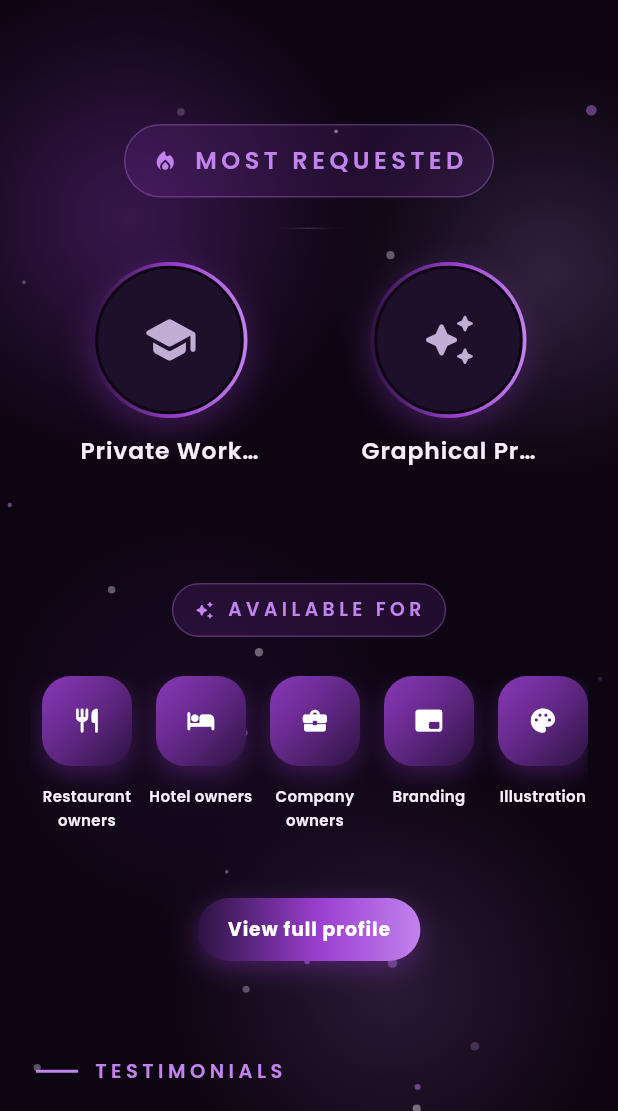
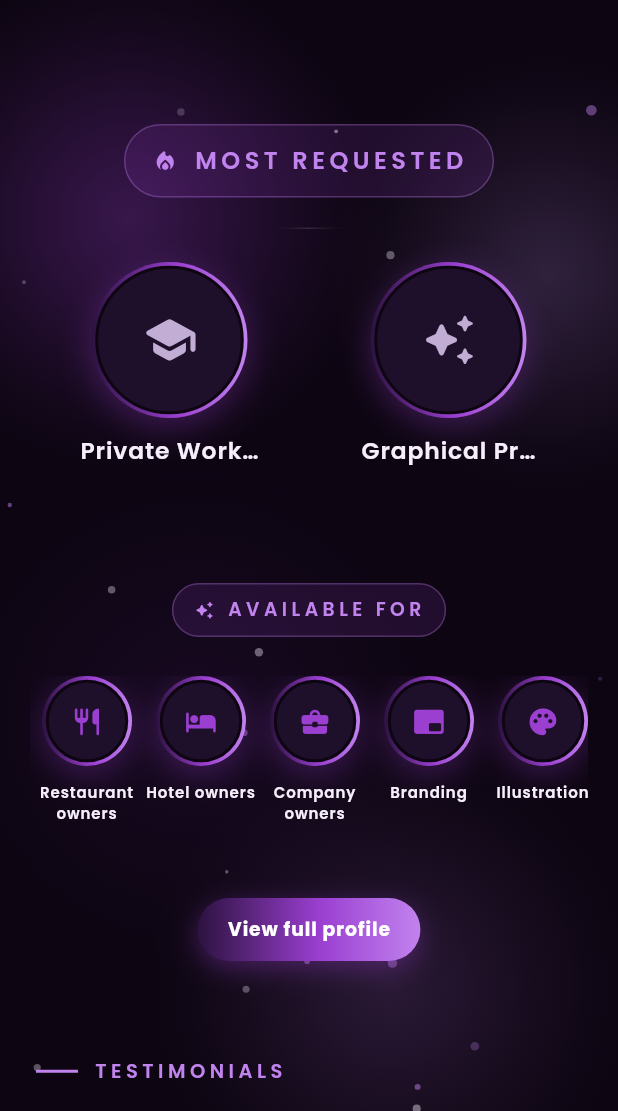
Before and after one commit to aya-graphique/aya-graphique, a Flutter app: the screen it shows after launch, scrolled down 576 dp, on a phone screen of 412 x 824 dp, the part 125-1236 px from its top. Run offline on Flutter 3.47's test engine with Material 3 defaults, Android fonts, the phone set to English and light mode, and no system bars; drawn by our look-alikes of flutter_animate; our stand-ins replace file_picker, google_fonts, shared_preferences, supabase_flutter, visibility_detector; accounts and stored records are empty.

Commit message:
update UI

```diff
--- a/lib/widgets/owner_intro_card.dart
+++ b/lib/widgets/owner_intro_card.dart
@@ -1,19 +1,22 @@
 import 'package:flutter/material.dart';
+import 'package:flutter_animate/flutter_animate.dart';
 import '../localization/app_strings.dart';
 import '../theme/app_theme.dart';
 import 'circle_carousel.dart';
 import 'reveal_on_scroll.dart';
 
 /// Dropped into Home right where the embedded Services section used to sit
-/// (see HomeScreen): tappable "available for" tiles — restaurant owners,
+/// (see HomeScreen): tappable "available for" circles — restaurant owners,
 /// hotel owners, company owners, branding clients, illustration clients,
 /// individuals after a private workshop, and aspiring designers — that jump
 /// straight to the matching category on the standalone Services tab, plus a
 /// button that jumps to the standalone Portfolio ("Who am I") tab.
 ///
-/// Unlike the previous version, this sits directly on the page background —
-/// no card/box wrapping the "available for" eyebrow + tiles + button, just
-/// the reveal-on-scroll animation and the page's own horizontal padding.
+/// This sits directly on the page background — no card/box wrapping the
+/// "available for" eyebrow + circles + button, just the reveal-on-scroll
+/// animation and the page's own horizontal padding. The circles themselves
+/// use the same Instagram-story gradient-ring look as every other circle
+/// row on the page (Services, Illustration Art, Most Requested).
 class OwnerIntroCard extends StatelessWidget {
   final bool isMobile;
   // Jumps to the standalone Portfolio/About tab — see
@@ -45,18 +48,18 @@ class OwnerIntroCard extends StatelessWidget {
       _AudienceSpec(Icons.support_agent_rounded, context.strings.aspiringDesignersLabel, () => onAudienceTap(0)),
     ];
 
-    final audienceTiles = isMobile
+    final audienceCircles = isMobile
         ? MobileCircleCarousel(
             itemCount: audiences.length,
             // Labels here can run to two lines ("Restaurant owners"), so
             // this row gets a taller label area than the plain one-line
-            // tiles elsewhere.
+            // circles elsewhere.
             labelAreaHeight: 62,
-            itemBuilder: (context, i, diameter) => _AudienceTile(
+            itemBuilder: (context, i, diameter) => _AudienceCircle(
               icon: audiences[i].icon,
               label: audiences[i].label,
-              size: diameter,
-              iconSize: diameter * 0.32,
+              diameter: diameter,
+              iconSize: diameter * 0.36,
               labelSize: (diameter * 0.12).clamp(10.0, 13.0),
               onTap: audiences[i].onTap,
             ),
@@ -67,9 +70,10 @@ class OwnerIntroCard extends StatelessWidget {
             runSpacing: 24,
             children: [
               for (var i = 0; i < audiences.length; i++)
-                _AudienceTile(
+                _AudienceCircle(
                   icon: audiences[i].icon,
                   label: audiences[i].label,
+                  floatDelayIndex: i,
                   onTap: audiences[i].onTap,
                 ),
             ],
@@ -98,7 +102,7 @@ class OwnerIntroCard extends StatelessWidget {
           ),
         ),
         const SizedBox(height: 26),
-        audienceTiles,
+        audienceCircles,
         const SizedBox(height: 26),
         GestureDetector(
           onTap: onViewProfile,
@@ -136,9 +140,9 @@ class OwnerIntroCard extends StatelessWidget {
   }
 }
 
-/// A plain (icon, label, tap target) bundle for an audience tile — kept
+/// A plain (icon, label, tap target) bundle for an audience circle — kept
 /// separate from the built widget so the layout picked at build time
-/// (desktop Wrap vs. mobile carousel) can each size the tiles however
+/// (desktop Wrap vs. mobile carousel) can each size the circles however
 /// suits that layout.
 class _AudienceSpec {
   final IconData icon;
@@ -147,48 +151,49 @@ class _AudienceSpec {
   const _AudienceSpec(this.icon, this.label, this.onTap);
 }
 
-/// One tappable "available for" tile inside [OwnerIntroCard] — a rounded
-/// square (squircle) badge with a violet→orchid gradient fill, glowing
-/// softly, with its label underneath. Tapping jumps straight to the
-/// matching category on the Services tab.
-///
-/// Replaces the previous plain outlined circle: same role in the layout
-/// (built by [MobileCircleCarousel] on mobile, laid out in a [Wrap] on
-/// desktop) but a different look — solid gradient card instead of a
-/// bordered ring.
-class _AudienceTile extends StatefulWidget {
+/// One tappable "available for" circle inside [OwnerIntroCard] — same
+/// Instagram-story styling as the rest of the app's circle rows (Services,
+/// Illustration Art, Most Requested — see [_EyebrowCirclesSection] /
+/// [_MostRequestedCircles] in home_screen.dart, and their shared
+/// `_CategoryCircle`): a gradient ring always framing the icon, a gentle
+/// float loop, and a slight shrink on hover/tap instead of a glow. Tapping
+/// jumps straight to the matching category on the Services tab.
+class _AudienceCircle extends StatefulWidget {
   final IconData icon;
   final String label;
   final VoidCallback onTap;
-  // Desktop keeps its original fixed tile size and label size below — the
-  // mobile carousel passes its own smaller, width-fitted values.
-  final double size;
+  // Desktop keeps its original fixed circle size and label size below —
+  // the mobile carousel passes its own smaller, width-fitted values.
+  final double diameter;
   final double labelSize;
   final double iconSize;
+  // Staggers the float animation per-circle on desktop (see
+  // `_CategoryCircle.floatDelayIndex`) so a whole row doesn't bob in
+  // lockstep. Mobile leaves this at 0 since the carousel already staggers
+  // circles by swapping their positions.
+  final int floatDelayIndex;
 
-  const _AudienceTile({
+  const _AudienceCircle({
     required this.icon,
     required this.label,
     required this.onTap,
-    this.size = 120,
+    this.diameter = 132,
     this.labelSize = 15,
-    this.iconSize = 38,
+    this.iconSize = 44,
+    this.floatDelayIndex = 0,
   });
 
   @override
-  State<_AudienceTile> createState() => _AudienceTileState();
+  State<_AudienceCircle> createState() => _AudienceCircleState();
 }
 
-class _AudienceTileState extends State<_AudienceTile> {
+class _AudienceCircleState extends State<_AudienceCircle> {
   bool _hovered = false;
 
   @override
   Widget build(BuildContext context) {
     final colors = context.colors;
-    final tileSize = widget.size;
-    // Squircle-style corner radius: rounded enough to read as a "soft
-    // square" rather than a chip, without turning into a full circle.
-    final radius = tileSize * 0.32;
+    final diameter = widget.diameter;
 
     return MouseRegion(
       cursor: SystemMouseCursors.click,
@@ -198,48 +203,64 @@ class _AudienceTileState extends State<_AudienceTile> {
         behavior: HitTestBehavior.opaque,
         onTap: widget.onTap,
         child: SizedBox(
-          width: tileSize + 16,
+          width: diameter + 16,
           child: Column(
             mainAxisSize: MainAxisSize.min,
             children: [
-              AnimatedContainer(
+              AnimatedScale(
                 duration: const Duration(milliseconds: 150),
-                width: tileSize,
-                height: tileSize,
-                alignment: Alignment.center,
-                transform: Matrix4.identity()..scale(_hovered ? 1.04 : 1.0),
-                transformAlignment: Alignment.center,
-                decoration: BoxDecoration(
-                  borderRadius: BorderRadius.circular(radius),
-                  gradient: LinearGradient(
-                    begin: Alignment.topLeft,
-                    end: Alignment.bottomRight,
-                    colors: _hovered
-                        ? [colors.violetPop, colors.orchid]
-                        : [colors.violetPop.withOpacity(0.85), colors.violetDeep],
+                curve: Curves.easeOut,
+                scale: _hovered ? 0.92 : 1.0,
+                child: AnimatedContainer(
+                  duration: const Duration(milliseconds: 200),
+                  width: diameter,
+                  height: diameter,
+                  padding: const EdgeInsets.all(2.5),
+                  decoration: BoxDecoration(
+                    shape: BoxShape.circle,
+                    gradient: colors.violetGradient,
+                    boxShadow: [
+                      BoxShadow(
+                        color: colors.violetPop.withOpacity(0.3),
+                        blurRadius: 18,
+                        offset: const Offset(0, 6),
+                      ),
+                    ],
                   ),
-                  boxShadow: [
-                    BoxShadow(
-                      color: colors.violetPop.withOpacity(_hovered ? 0.45 : 0.28),
-                      blurRadius: _hovered ? 20 : 12,
-                      offset: const Offset(0, 6),
+                  child: Container(
+                    decoration: BoxDecoration(
+                      shape: BoxShape.circle,
+                      color: colors.surface,
+                      border: Border.all(color: colors.bgDeep, width: 2),
                     ),
-                  ],
+                    child: Center(
+                      child: Icon(widget.icon, size: widget.iconSize, color: colors.violetPop),
+                    ),
+                  ),
                 ),
-                child: Icon(widget.icon, size: widget.iconSize, color: Colors.white),
-              ),
-              const SizedBox(height: 12),
+              )
+                  .animate(
+                    onPlay: (c) => c.repeat(reverse: true),
+                    delay: Duration(milliseconds: 90 * widget.floatDelayIndex),
+                  )
+                  .moveY(
+                    begin: 0,
+                    end: -9,
+                    duration: 1700.ms,
+                    curve: Curves.easeInOut,
+                  ),
+              const SizedBox(height: 10),
               Text(
                 widget.label,
                 textAlign: TextAlign.center,
                 maxLines: 2,
                 overflow: TextOverflow.ellipsis,
-                style: AppFonts.body(
-                  color: colors.cream,
+                style: AppFonts.label(
                   size: widget.labelSize,
                   weight: FontWeight.w600,
+                  color: colors.cream,
+                  letterSpacing: 0.6,
                   text: widget.label,
-                  boostArabicSize: false,
                 ),
               ),
             ],
```
